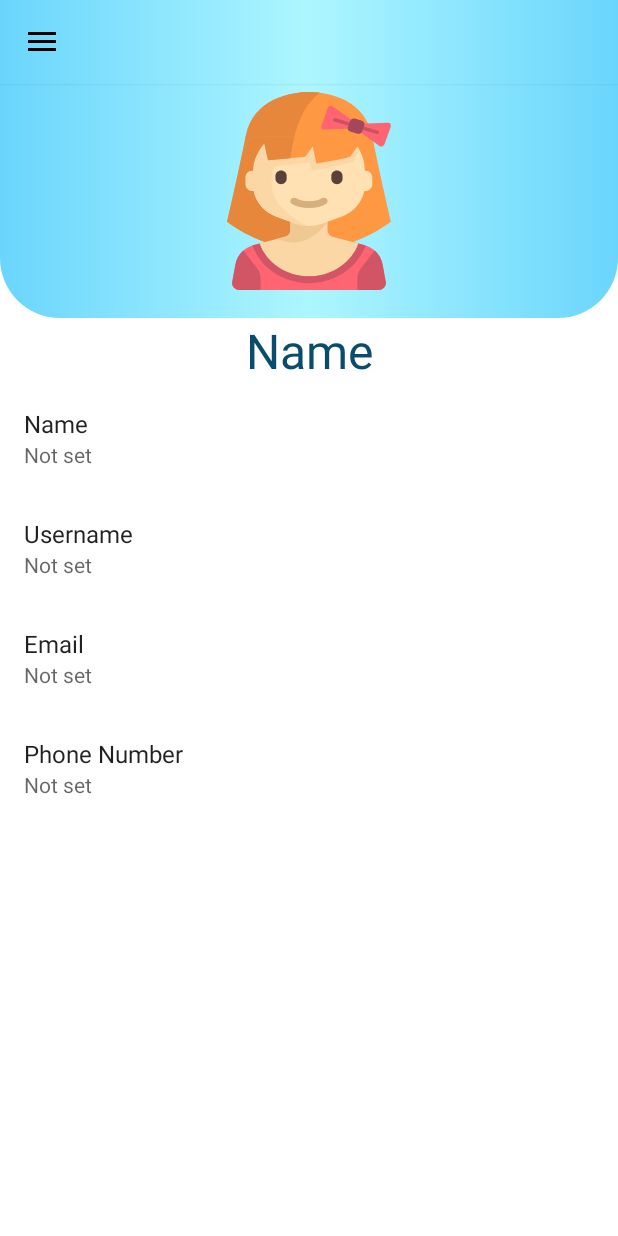
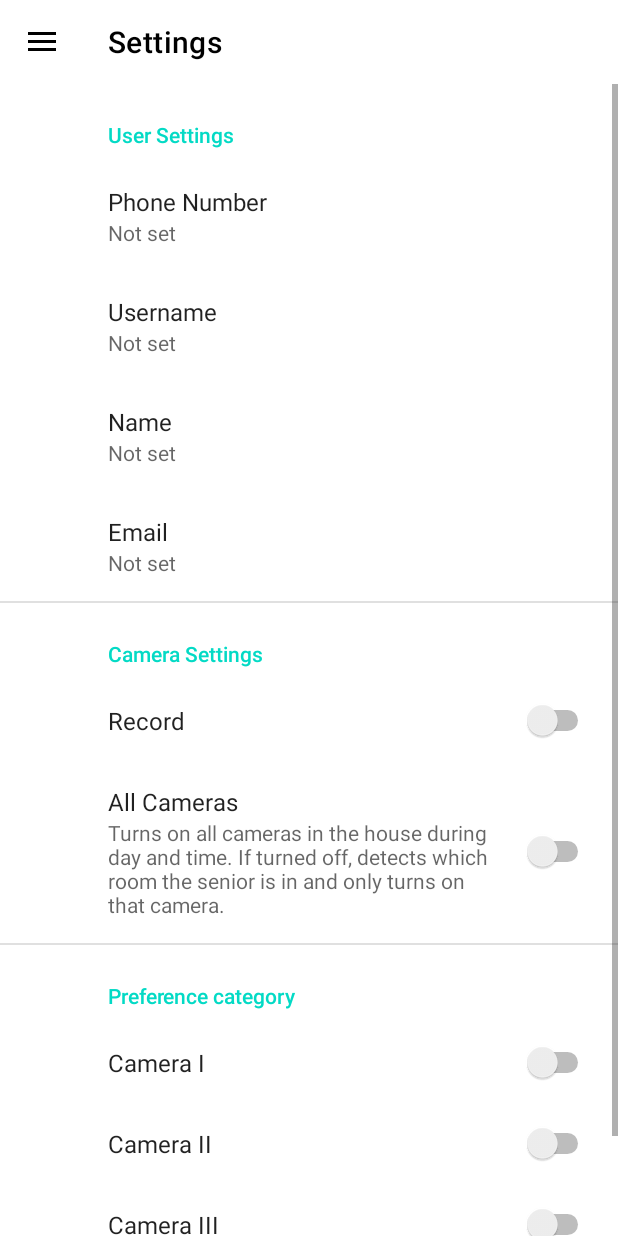
Before and after one commit to olaalnajjar/GradProject, an Android app: the UserSettingsActivity screen opened directly, with no data from a screen before it, on a phone screen of 412 x 824 dp. Run offline under Robolectric (Android 15) with nearby library versions, the phone set to English and light mode, and no system bars; our stand-ins replace androidx.preference.

Commit message:
Added Settings

```diff
--- a/app/src/main/java/com/example/gradproject/UserSettingsActivity.java
+++ b/app/src/main/java/com/example/gradproject/UserSettingsActivity.java
@@ -38,14 +38,15 @@ public class UserSettingsActivity extends AppCompatActivity implements Navigatio
         Toolbar toolbar= findViewById(R.id.toolbar);
         drawer =(DrawerLayout) findViewById(R.id.drawer_layout);
         ActionBarDrawerToggle toggle = new ActionBarDrawerToggle(this, drawer,toolbar,R.string.navigation_drawer_open, R.string.navigation_drawer_close);
+        setSupportActionBar(toolbar);
+        getSupportActionBar().setTitle("Settings");
         toggle.getDrawerArrowDrawable().setColor(getResources().getColor(R.color.black));
         drawer.addDrawerListener(toggle);
         toggle.getDrawerArrowDrawable().setColor(getResources().getColor(R.color.black));
         toggle.syncState();
 
 
-        ImageView img = findViewById(R.id.img);
-        img.bringToFront();
+
 
     }
 
--- a/app/src/main/res/layout/settings_activity.xml
+++ b/app/src/main/res/layout/settings_activity.xml
@@ -14,58 +14,14 @@
         android:layout_height="match_parent"
         android:orientation="vertical">
 
-        <FrameLayout
-            android:layout_width="match_parent"
-            android:layout_height="wrap_content">
-
-            <ImageView
-                android:id="@+id/img"
-                android:layout_width="144dp"
-                android:layout_height="132dp"
-                android:layout_gravity="center"
-                android:elevation="10dp"
-                android:scaleType="fitXY"
-                android:src="@drawable/girl_svgrepo_com__1_">
-
-            </ImageView>
-
         <androidx.appcompat.widget.Toolbar
             android:id="@+id/toolbar"
             android:layout_width="match_parent"
             android:layout_height="wrap_content"
-                android:background="@drawable/gradient_user_background"
             android:elevation="1dp"
             android:theme="@style/ThemeOverlay.AppCompat.Dark.ActionBar"
             app:popupTheme="@style/ThemeOverlay.AppCompat.Light"
             app:titleTextColor="@color/black" />
-
-            <LinearLayout
-                android:layout_width="match_parent"
-                android:layout_height="match_parent"
-                android:orientation="vertical">
-
-                <androidx.cardview.widget.CardView
-                    android:layout_width="match_parent"
-                    android:layout_height="212dp"
-                    android:layout_gravity="center_horizontal"
-                    android:foreground="@drawable/gradient_user_background"
-                    app:cardCornerRadius="40dp"
-                    app:cardElevation="-1dp">
-
-                </androidx.cardview.widget.CardView>
-
-                <TextView
-                    android:id="@+id/nameplaceholder"
-                    android:layout_width="match_parent"
-                    android:layout_height="wrap_content"
-                    android:text="@string/nameTitle"
-                    android:textAlignment="center"
-                    android:textColor="@color/userSettingsName"
-                    android:textSize="32sp" />
-
-            </LinearLayout>
-
-        </FrameLayout>
 
         <FrameLayout
             android:id="@+id/settings"
@@ -85,7 +41,7 @@
         app:headerLayout="@layout/nav_header"
         app:itemIconTint="@color/white"
         app:itemTextColor="@color/white"
-        app:menu="@menu/drawer_menu" >
+        app:menu="@menu/drawer_menu">
 
     </com.google.android.material.navigation.NavigationView>
 
--- a/app/src/main/res/menu/drawer_menu.xml
+++ b/app/src/main/res/menu/drawer_menu.xml
@@ -13,7 +13,7 @@
             <item
                 android:id="@+id/UserSettings"
                 android:icon="@drawable/user"
-                android:title="@string/UserDrawer"/>
+                android:title="@string/SettingsMenuDrawer"/>
             <item
                 android:id="@+id/BehaviourTrackingItem"
                 android:icon="@drawable/behavioustracking"
--- a/app/src/main/res/values/strings.xml
+++ b/app/src/main/res/values/strings.xml
@@ -26,7 +26,7 @@
     <!--                  Drawer texts                        -->
     <string name="SettingsDrawer">Settings</string>
     <string name="HomepageDrawer">Homepage</string>
-    <string name="UserDrawer">User Settings</string>
+    <string name="SettingsMenuDrawer">Settings</string>
     <string name="BehaviourTrackingDrawer">Behaviour Tracking</string>
     <string name="DataAnalysisDrawer">Data Analysis</string>
     <string name="HouseAlarmsDrawer">House Alarms</string>
@@ -47,19 +47,23 @@
     <string name="addHouse">Add a New House</string>
 
 
+    <!--                 Settings strings           -->
+    <string name="title_activity_user_settings">User Settings</string>
+    <string name="title_activity_camera_settings">Camera Settings</string>
 
-    <!--                User Settings strings           -->
-    <string name="title_activity_user_settings">User Settings</string>
 
-    <!--User Preference Titles -->
-    <string name="user_settings_header">Jane Doe</string>
 
-    <!-- User Preferences -->
+    <!--  Preferences -->
     <string name="nameTitle">Name</string>
     <string name="usernameTitle">Username</string>
     <string name="emailTitle">Email</string>
     <string name="phoneNumberTitle">Phone Number</string>
-
+    <string name="record">Record</string>
+    <string name="allcameras">All Cameras</string>
+    <string name="camera1">Camera I</string>
+    <string name="camera2">Camera II</string>
+    <string name="camera3">Camera III</string>
+    <string name="camera4">Camera IV</string>
 
 
 
--- a/app/src/main/res/xml/root_preferences.xml
+++ b/app/src/main/res/xml/root_preferences.xml
@@ -1,26 +1,56 @@
-<PreferenceScreen xmlns:app="http://schemas.android.com/apk/res-auto">
+<PreferenceScreen xmlns:android="http://schemas.android.com/apk/res/android"
+    xmlns:app="http://schemas.android.com/apk/res-auto">
 
 
+    <PreferenceCategory android:title="@string/title_activity_user_settings">
+
         <EditTextPreference
-            app:iconSpaceReserved="false"
+            app:key="phone"
+            app:title="@string/phoneNumberTitle"
+            app:useSimpleSummaryProvider="true" />
+        <EditTextPreference
+            app:key="username"
+            app:title="@string/usernameTitle"
+            app:useSimpleSummaryProvider="true" />
+        <EditTextPreference
             app:key="name"
             app:title="@string/nameTitle"
             app:useSimpleSummaryProvider="true" />
         <EditTextPreference
-            app:iconSpaceReserved="false"
-            app:key="username"
-            app:title="@string/usernameTitle"
-            app:useSimpleSummaryProvider="true" />
-        <EditTextPreference
-            app:iconSpaceReserved="false"
             app:key="email"
             app:title="@string/emailTitle"
             app:useSimpleSummaryProvider="true" />
-        <EditTextPreference
-            app:iconSpaceReserved="false"
-            app:key="phone"
-            app:title="@string/phoneNumberTitle"
-            app:useSimpleSummaryProvider="true" />
+    </PreferenceCategory>
+    <PreferenceCategory android:title="@string/title_activity_camera_settings">
+
+        <SwitchPreference
+            android:defaultValue="false"
+            android:key="recording"
+            android:title="@string/record" />
+        <SwitchPreference
+            android:defaultValue="false"
+            android:key="allcameras"
+            android:title="@string/allcameras"
+            app:summary="Turns on all cameras in the house during day and time. If turned off, detects which room the senior is in and only turns on that camera." />
+    </PreferenceCategory>
+    <PreferenceCategory android:title="Preference category">
+        <SwitchPreference
+            android:defaultValue="false"
+            android:key="powerCamera1"
+            android:title="@string/camera1" />
+        <SwitchPreference
+            android:defaultValue="false"
+            android:key="powerCamera2"
+            android:title="@string/camera2" />
+        <SwitchPreference
+            android:defaultValue="false"
+            android:key="powerCamera3"
+            android:title="@string/camera3" />
+        <SwitchPreference
+            android:defaultValue="false"
+            android:key="powerCamera4"
+            android:title="Switch preference" />
+    </PreferenceCategory>
 
 
 </PreferenceScreen>
```
Lines whose indentation alone changed are shown as unchanged.
